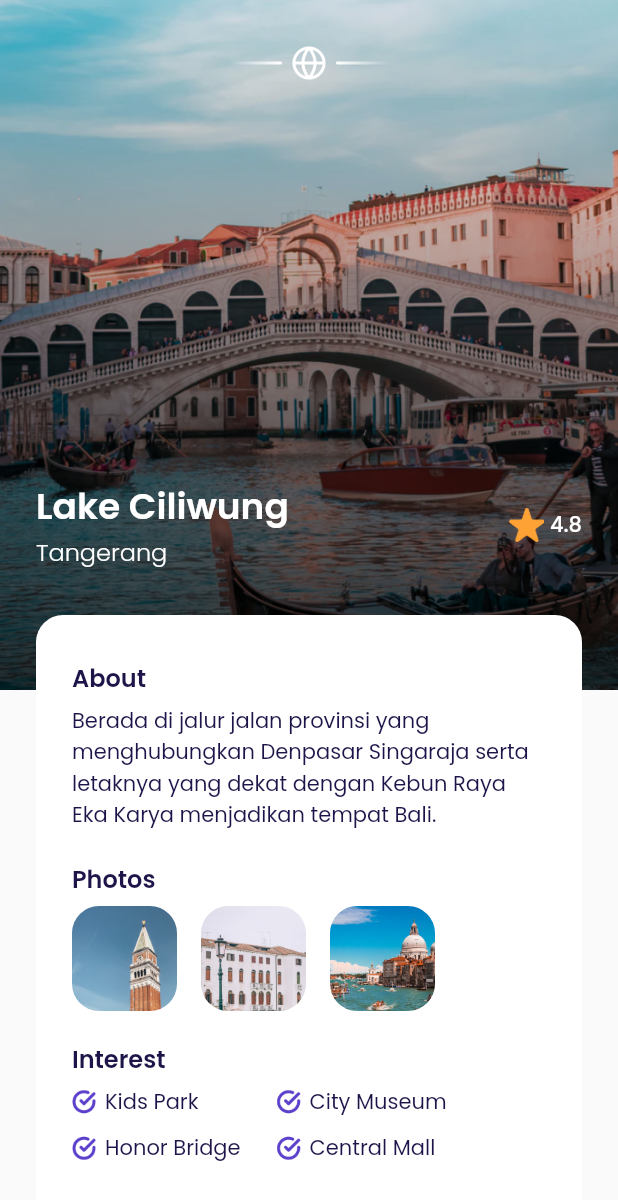
After one commit to zaeroblitz/airplane-app, a Flutter app: the DetailPage screen opened by its route, on a phone screen of 412 x 824 dp. The commit adds this screen. Shown: the top 1200 px of the screen. Run offline on Flutter 3.47's test engine with Material 2 defaults, Android fonts, the phone set to English and light mode, and no system bars; our stand-ins replace form_field_validator, google_fonts.

Commit message:
Add Detail Page

```diff
--- a/lib/routes/app_pages.dart
+++ b/lib/routes/app_pages.dart
@@ -7,6 +7,7 @@ class AppPage {
     AppRoutes.mainPage: (context) => MainPage(),
     AppRoutes.homePage: (context) => HomePage(),
     AppRoutes.bonusPage: (context) => BonusPage(),
+    AppRoutes.detailPage: (context) => DetailPage(),
     AppRoutes.splashPage: (context) => SplashPage(),
     AppRoutes.signInPage: (context) => SignInPage(),
     AppRoutes.signUpPage: (context) => SignUpPage(),
--- a/lib/routes/app_routes.dart
+++ b/lib/routes/app_routes.dart
@@ -2,6 +2,7 @@ abstract class AppRoutes {
   static const mainPage = '/main-page';
   static const homePage = '/home-page';
   static const bonusPage = '/bonus-page';
+  static const detailPage = '/detail-page';
   static const splashPage = '/splash-page';
   static const signInPage = '/sign-in-page';
   static const signUpPage = '/sign-up-page';
--- /dev/null
+++ b/lib/views/pages/detail_page.dart
@@ -0,0 +1,286 @@
+part of 'pages.dart';
+
+class DetailPage extends StatelessWidget {
+  @override
+  Widget build(BuildContext context) {
+    Widget _destinationCover() {
+      return Container(
+        width: double.infinity,
+        height: 460,
+        child: Stack(
+          children: [
+            // Destination Cover
+            Container(
+              width: double.infinity,
+              height: 460,
+              decoration: BoxDecoration(
+                image: DecorationImage(
+                  image: AssetImage('assets/image_destination_1.png'),
+                  fit: BoxFit.cover,
+                ),
+              ),
+            ),
+            Container(
+              width: double.infinity,
+              height: 460,
+              decoration: BoxDecoration(
+                gradient: LinearGradient(
+                  colors: [
+                    Colors.black.withOpacity(0),
+                    Colors.black.withOpacity(0.75),
+                  ],
+                  begin: Alignment.topCenter,
+                  end: Alignment.bottomCenter,
+                ),
+              ),
+            ),
+
+            // Destination Location & Rating
+            Align(
+              alignment: Alignment.topCenter,
+              child: Container(
+                width: double.infinity,
+                height: 460,
+                padding: EdgeInsets.only(
+                  top: 30,
+                  left: defaultMargin,
+                  right: defaultMargin,
+                  bottom: 80,
+                ),
+                child: Column(
+                  mainAxisAlignment: MainAxisAlignment.spaceBetween,
+                  children: [
+                    Image.asset(
+                      'assets/icon_emblem.png',
+                      width: 108,
+                    ),
+                    Row(
+                      children: [
+                        Expanded(
+                          child: Column(
+                            crossAxisAlignment: CrossAxisAlignment.start,
+                            children: [
+                              Text(
+                                'Lake Ciliwung',
+                                style: regularTitleTextStyle.copyWith(
+                                  color: kWhiteColor,
+                                ),
+                              ),
+                              Text(
+                                'Tangerang',
+                                style: regularSubtitleTextStyle.copyWith(
+                                  color: kWhiteColor,
+                                ),
+                              ),
+                            ],
+                          ),
+                        ),
+                        Row(
+                          children: [
+                            Image.asset(
+                              'assets/icon_star.png',
+                              width: 24,
+                            ),
+                            SizedBox(width: 4),
+                            Text(
+                              '4.8',
+                              style: whiteTextStyle.copyWith(
+                                fontWeight: medium,
+                              ),
+                            ),
+                          ],
+                        ),
+                      ],
+                    ),
+                  ],
+                ),
+              ),
+            )
+          ],
+        ),
+      );
+    }
+
+    Widget _destinationContent() {
+      Widget _destinationInformation() {
+        return Container(
+          margin: EdgeInsets.only(
+            left: defaultMargin,
+            right: defaultMargin,
+          ),
+          padding: EdgeInsets.symmetric(
+            vertical: 30,
+            horizontal: defaultMargin,
+          ),
+          decoration: BoxDecoration(
+            color: Colors.white,
+            borderRadius: BorderRadius.circular(defaultRadius),
+          ),
+          child: Column(
+            crossAxisAlignment: CrossAxisAlignment.start,
+            children: [
+              // About
+              Container(
+                margin: EdgeInsets.only(bottom: 20),
+                child: Column(
+                  crossAxisAlignment: CrossAxisAlignment.start,
+                  children: [
+                    Text(
+                      'About',
+                      style: primaryTextStyle.copyWith(
+                        fontSize: 16,
+                        fontWeight: semiBold,
+                      ),
+                    ),
+                    SizedBox(
+                      height: 6,
+                    ),
+                    Text(
+                      'Berada di jalur jalan provinsi yang menghubungkan Denpasar Singaraja serta letaknya yang dekat dengan Kebun Raya Eka Karya menjadikan tempat Bali.',
+                      style: primaryTextStyle,
+                    ),
+                  ],
+                ),
+              ),
+
+              // Photos
+              Container(
+                margin: EdgeInsets.only(bottom: 20),
+                child: Column(
+                  crossAxisAlignment: CrossAxisAlignment.start,
+                  children: [
+                    Text(
+                      'Photos',
+                      style: primaryTextStyle.copyWith(
+                        fontSize: 16,
+                        fontWeight: semiBold,
+                      ),
+                    ),
+                    SizedBox(
+                      height: 6,
+                    ),
+                    SingleChildScrollView(
+                      scrollDirection: Axis.horizontal,
+                      child: Row(
+                        children: [
+                          DetailPhotoItem('assets/image_photo_1.png'),
+                          DetailPhotoItem('assets/image_photo_2.png'),
+                          DetailPhotoItem('assets/image_photo_3.png'),
+                        ],
+                      ),
+                    ),
+                  ],
+                ),
+              ),
+
+              // Interest
+              Container(
+                child: Column(
+                  crossAxisAlignment: CrossAxisAlignment.start,
+                  children: [
+                    Text(
+                      'Interest',
+                      style: primaryTextStyle.copyWith(
+                        fontSize: 16,
+                        fontWeight: semiBold,
+                      ),
+                    ),
+                    SizedBox(
+                      height: 6,
+                    ),
+                    Row(
+                      children: [
+                        Column(
+                          crossAxisAlignment: CrossAxisAlignment.start,
+                          children: [
+                            InterestItem('Kids Park'),
+                            SizedBox(height: 10),
+                            InterestItem('Honor Bridge'),
+                          ],
+                        ),
+                        SizedBox(
+                          width: 24,
+                        ),
+                        Column(
+                          crossAxisAlignment: CrossAxisAlignment.start,
+                          children: [
+                            InterestItem('City Museum'),
+                            SizedBox(height: 10),
+                            InterestItem('Central Mall'),
+                          ],
+                        ),
+                      ],
+                    ),
+                    SizedBox(
+                      height: 10,
+                    ),
+                  ],
+                ),
+              ),
+            ],
+          ),
+        );
+      }
+
+      Widget _destinationPrice() {
+        return Container(
+          margin: EdgeInsets.symmetric(
+            vertical: 30,
+            horizontal: defaultMargin,
+          ),
+          child: Row(
+            mainAxisAlignment: MainAxisAlignment.spaceBetween,
+            children: [
+              Column(
+                crossAxisAlignment: CrossAxisAlignment.start,
+                children: [
+                  Text(
+                    'IDR 2.500.000',
+                    style: primaryTextStyle.copyWith(
+                      fontSize: 18,
+                      fontWeight: medium,
+                    ),
+                  ),
+                  Text(
+                    'per orang',
+                    style: smallSubtitleTextStyle,
+                  ),
+                ],
+              ),
+              PrimaryButton(
+                width: 170,
+                text: 'Book Now',
+                onPressed: () {
+                  Navigator.pushNamedAndRemoveUntil(
+                      context, AppRoutes.mainPage, (route) => false);
+                },
+              )
+            ],
+          ),
+        );
+      }
+
+      return Column(
+        children: [
+          Container(
+            height: 410,
+          ),
+          _destinationInformation(),
+          _destinationPrice(),
+        ],
+      );
+    }
+
+    return Scaffold(
+      body: SingleChildScrollView(
+        scrollDirection: Axis.vertical,
+        child: Stack(
+          children: [
+            _destinationCover(),
+            _destinationContent(),
+          ],
+        ),
+      ),
+    );
+  }
+}
--- a/lib/views/pages/pages.dart
+++ b/lib/views/pages/pages.dart
@@ -11,6 +11,7 @@ part 'main_page.dart';
 part 'home_page.dart';
 part 'bonus_page.dart';
 part 'splash_page.dart';
+part 'detail_page.dart';
 part 'sign_in_page.dart';
 part 'sign_up_page.dart';
 part 'get_started_page.dart';
--- /dev/null
+++ b/lib/views/widgets/detail_photo_item.dart
@@ -0,0 +1,22 @@
+part of 'widgets.dart';
+
+class DetailPhotoItem extends StatelessWidget {
+  final String imageUrl;
+  DetailPhotoItem(this.imageUrl);
+
+  @override
+  Widget build(BuildContext context) {
+    return Container(
+      width: 70,
+      height: 70,
+      margin: EdgeInsets.only(right: 16),
+      decoration: BoxDecoration(
+        image: DecorationImage(
+          image: AssetImage(imageUrl),
+          fit: BoxFit.cover,
+        ),
+        borderRadius: BorderRadius.circular(defaultRadius),
+      ),
+    );
+  }
+}
--- /dev/null
+++ b/lib/views/widgets/interest_item.dart
@@ -0,0 +1,25 @@
+part of 'widgets.dart';
+
+class InterestItem extends StatelessWidget {
+  final String interest;
+  InterestItem(this.interest);
+
+  @override
+  Widget build(BuildContext context) {
+    return Row(
+      children: [
+        Image.asset(
+          'assets/icon_check_circle.png',
+          width: 16,
+        ),
+        SizedBox(
+          width: 6,
+        ),
+        Text(
+          interest,
+          style: primaryTextStyle,
+        ),
+      ],
+    );
+  }
+}
--- a/lib/views/widgets/popular_destination_item.dart
+++ b/lib/views/widgets/popular_destination_item.dart
@@ -3,7 +3,11 @@ part of 'widgets.dart';
 class PopularDestinationItem extends StatelessWidget {
   @override
   Widget build(BuildContext context) {
-    return Container(
+    return GestureDetector(
+      onTap: () {
+        Navigator.pushNamed(context, AppRoutes.detailPage);
+      },
+      child: Container(
         width: 200,
         height: 324,
         padding: EdgeInsets.all(10),
@@ -99,6 +103,7 @@ class PopularDestinationItem extends StatelessWidget {
             ),
           ],
         ),
+      ),
     );
   }
 }
--- a/lib/views/widgets/widgets.dart
+++ b/lib/views/widgets/widgets.dart
@@ -1,8 +1,11 @@
 import '../../shared/theme.dart';
 import 'package:flutter/material.dart';
+import 'package:airplane/routes/app_routes.dart';
 
 part 'navbar_icon.dart';
+part 'interest_item.dart';
 part 'primary_button.dart';
 part 'basic_text_field.dart';
+part 'detail_photo_item.dart';
 part 'new_destination_item.dart';
 part 'popular_destination_item.dart';
```
Also changed, not shown: assets/icon_emblem.png (added). Lines whose indentation alone changed are shown as unchanged.
